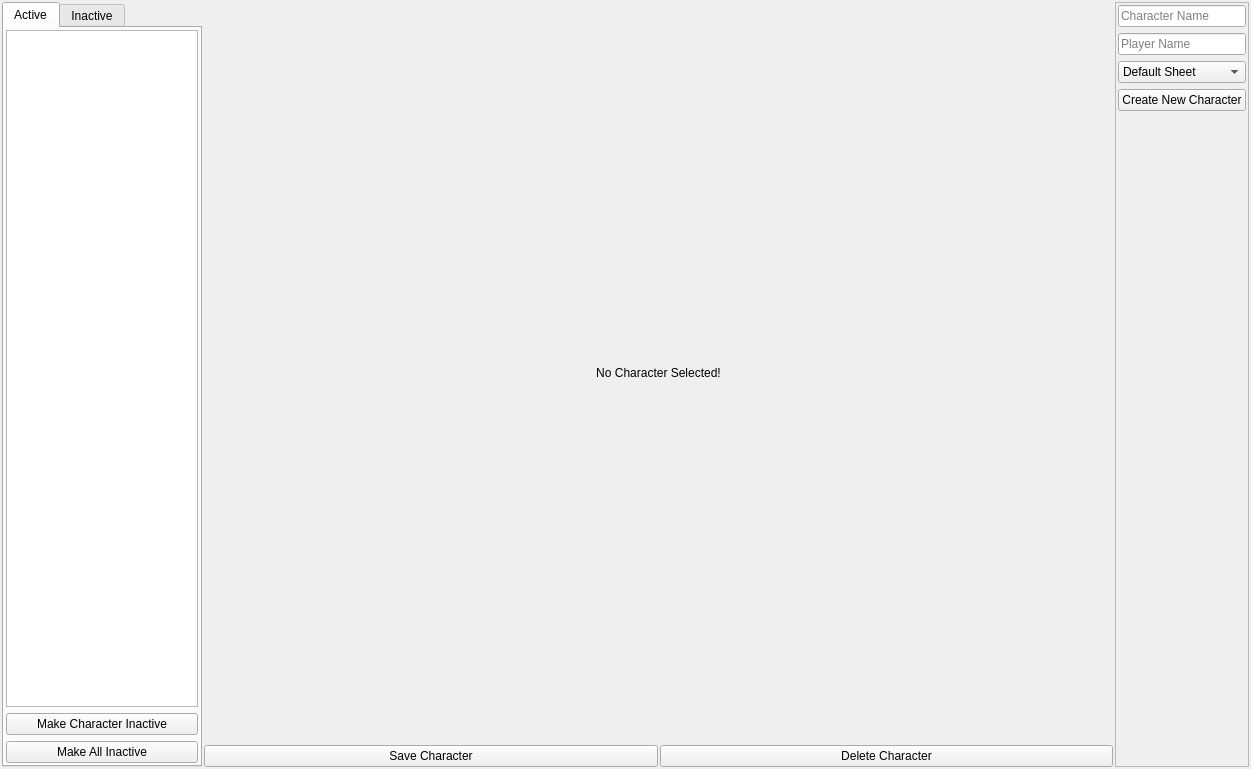
The window that gm-companion/tools/characters/charactertool.ui (PhilInTheGaps/GM-Companion) describes before a commit, drawn with Qt 5.
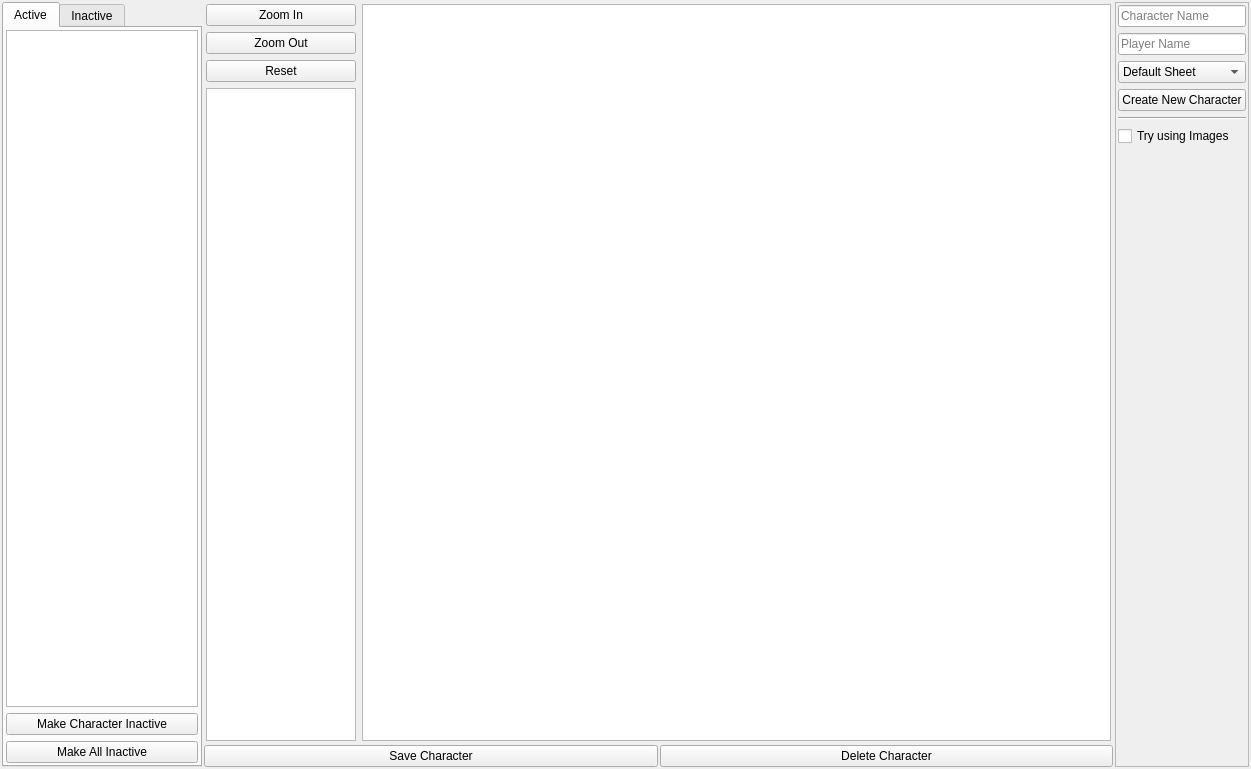
The same window after the commit. The open tabs and pages were chosen to show the change. Icons and pictures are not drawn.

Commit message: Added image viewing for character sheets and fixed minimum window size

```diff
--- a/gm-companion/tools/characters/charactertool.ui
+++ b/gm-companion/tools/characters/charactertool.ui
@@ -172,19 +172,124 @@
       <number>2</number>
      </property>
      <item>
-      <widget class="QStackedWidget" name="stackedWidget">
-       <property name="currentIndex">
-        <number>0</number>
+      <widget class="QStackedWidget" name="stackedWidget_image_text">
+       <property name="sizePolicy">
+        <sizepolicy hsizetype="Minimum" vsizetype="Minimum">
+         <horstretch>0</horstretch>
+         <verstretch>0</verstretch>
+        </sizepolicy>
        </property>
-       <widget class="QWidget" name="page_notSelected">
-        <layout class="QVBoxLayout" name="verticalLayout_2">
+       <property name="minimumSize">
+        <size>
+         <width>10</width>
+         <height>10</height>
+        </size>
+       </property>
+       <widget class="QWidget" name="page_text">
+        <layout class="QVBoxLayout" name="verticalLayout_6">
+         <property name="leftMargin">
+          <number>0</number>
+         </property>
+         <property name="topMargin">
+          <number>0</number>
+         </property>
+         <property name="rightMargin">
+          <number>0</number>
+         </property>
+         <property name="bottomMargin">
+          <number>0</number>
+         </property>
          <item>
-          <widget class="QLabel" name="label">
-           <property name="text">
-            <string>No Character Selected!</string>
+          <widget class="QStackedWidget" name="stackedWidget">
+           <property name="currentIndex">
+            <number>0</number>
            </property>
-           <property name="alignment">
-            <set>Qt::AlignCenter</set>
+           <widget class="QWidget" name="page_notSelected">
+            <layout class="QVBoxLayout" name="verticalLayout_2">
+             <item>
+              <widget class="QLabel" name="label">
+               <property name="text">
+                <string>No Character Selected!</string>
+               </property>
+               <property name="alignment">
+                <set>Qt::AlignCenter</set>
+               </property>
+              </widget>
+             </item>
+            </layout>
+           </widget>
+          </widget>
+         </item>
+        </layout>
+       </widget>
+       <widget class="QWidget" name="page_image">
+        <layout class="QHBoxLayout" name="horizontalLayout_2">
+         <property name="leftMargin">
+          <number>2</number>
+         </property>
+         <property name="topMargin">
+          <number>2</number>
+         </property>
+         <property name="rightMargin">
+          <number>2</number>
+         </property>
+         <property name="bottomMargin">
+          <number>2</number>
+         </property>
+         <item>
+          <layout class="QVBoxLayout" name="verticalLayout_7">
+           <item>
+            <widget class="QPushButton" name="pushButton_zoomIn">
+             <property name="text">
+              <string>Zoom In</string>
+             </property>
+            </widget>
+           </item>
+           <item>
+            <widget class="QPushButton" name="pushButton_zoomOut">
+             <property name="text">
+              <string>Zoom Out</string>
+             </property>
+            </widget>
+           </item>
+           <item>
+            <widget class="QPushButton" name="pushButton_reset">
+             <property name="text">
+              <string>Reset</string>
+             </property>
+            </widget>
+           </item>
+           <item>
+            <widget class="QListWidget" name="listWidget_pages">
+             <property name="sizePolicy">
+              <sizepolicy hsizetype="Maximum" vsizetype="Expanding">
+               <horstretch>0</horstretch>
+               <verstretch>0</verstretch>
+              </sizepolicy>
+             </property>
+             <property name="maximumSize">
+              <size>
+               <width>150</width>
+               <height>16777215</height>
+              </size>
+             </property>
+            </widget>
+           </item>
+          </layout>
+         </item>
+         <item>
+          <widget class="QGraphicsView" name="graphicsView">
+           <property name="minimumSize">
+            <size>
+             <width>10</width>
+             <height>10</height>
+            </size>
+           </property>
+           <property name="dragMode">
+            <enum>QGraphicsView::ScrollHandDrag</enum>
+           </property>
+           <property name="transformationAnchor">
+            <enum>QGraphicsView::AnchorUnderMouse</enum>
            </property>
           </widget>
          </item>
@@ -284,6 +389,38 @@
         </property>
        </widget>
       </item>
+      <item>
+       <widget class="Line" name="line">
+        <property name="minimumSize">
+         <size>
+          <width>0</width>
+          <height>0</height>
+         </size>
+        </property>
+        <property name="orientation">
+         <enum>Qt::Horizontal</enum>
+        </property>
+       </widget>
+      </item>
+      <item>
+       <widget class="QCheckBox" name="checkBox_useImages">
+        <property name="minimumSize">
+         <size>
+          <width>0</width>
+          <height>10</height>
+         </size>
+        </property>
+        <property name="toolTip">
+         <string>If a folder with the character filename exists, try to load images from that folder instead</string>
+        </property>
+        <property name="text">
+         <string>Try using Images</string>
+        </property>
+        <property name="tristate">
+         <bool>false</bool>
+        </property>
+       </widget>
+      </item>
       <item>
        <spacer name="verticalSpacer">
         <property name="orientation">
```
Left out of the diff: 48 changed lines with no effect on the pictures. The commit also changes 7 other files.
